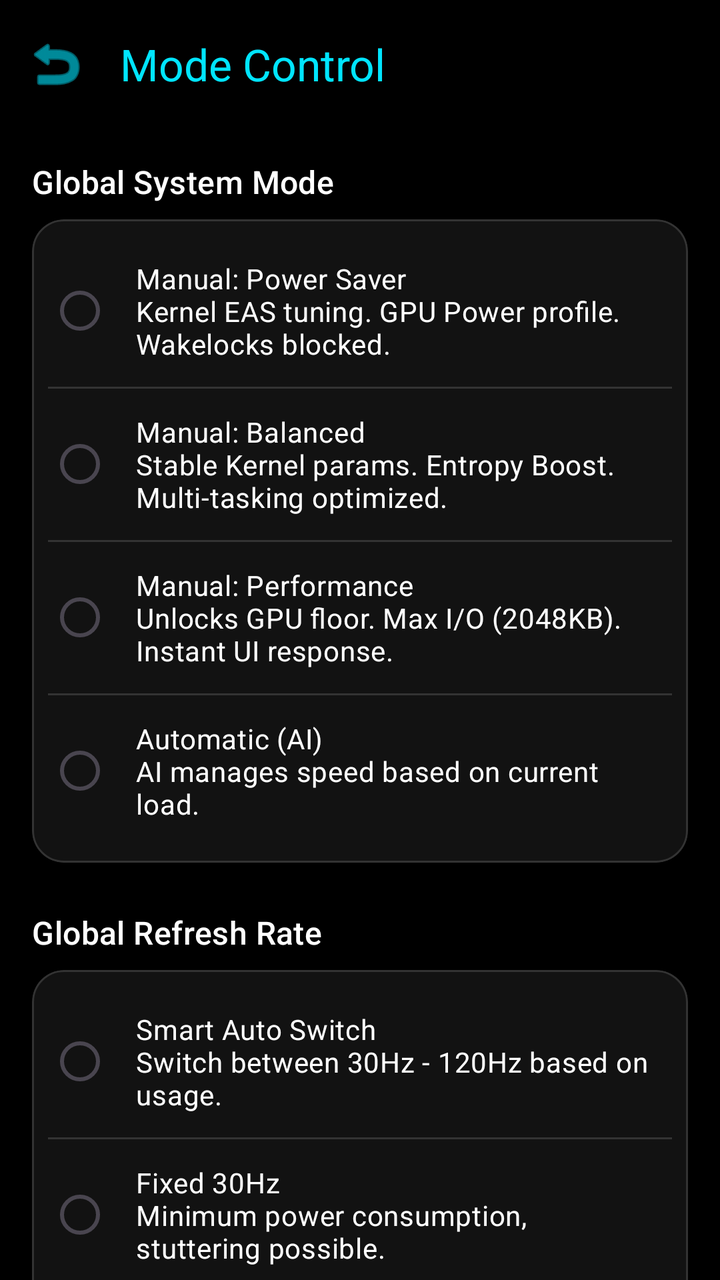
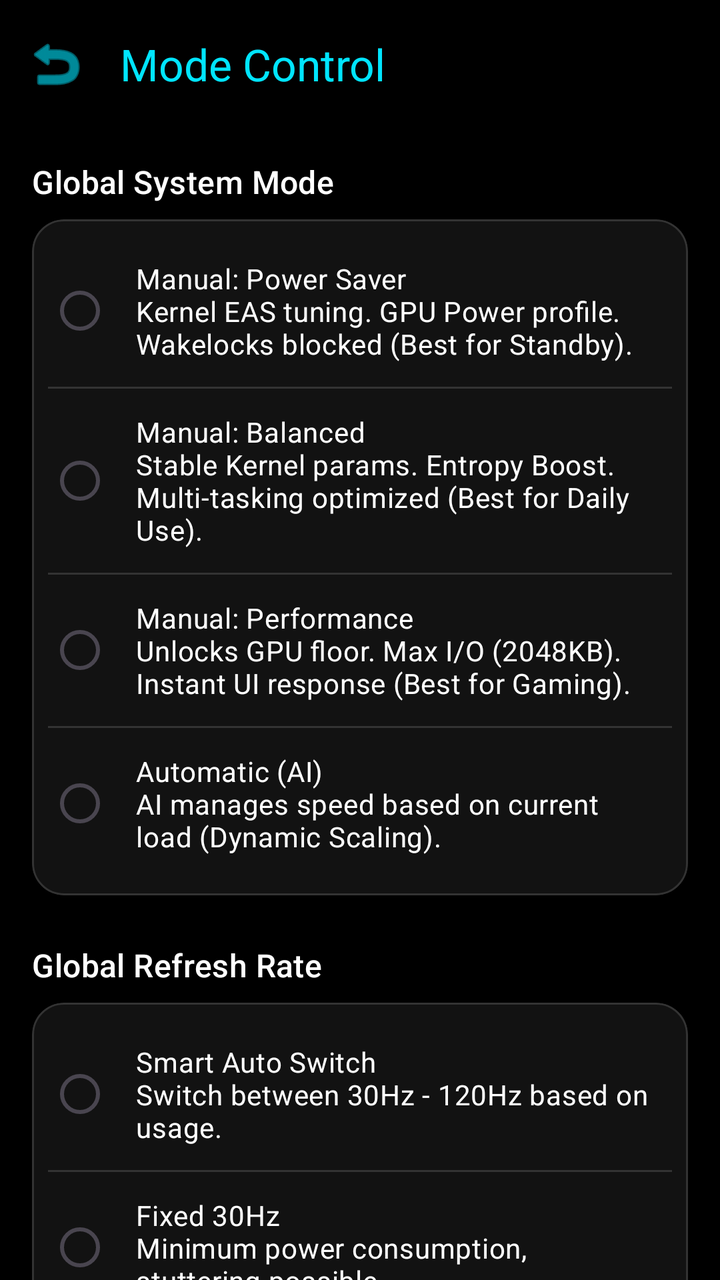

An Android layout rendered at two revisions. The XML below is the earlier revision; the diff shows what the commit changed to produce the second picture.
<!-- AndroidManifest.xml: activity theme Theme.PhoneControl -->
<!-- res/layout/activity_mode_control.xml -->
<?xml version="1.0" encoding="utf-8"?>
<LinearLayout xmlns:android="http://schemas.android.com/apk/res/android"
    xmlns:app="http://schemas.android.com/apk/res-auto"
    android:layout_width="match_parent"
    android:layout_height="match_parent"
    android:orientation="vertical"
    android:background="@android:color/black"
    android:fitsSystemWindows="true">

    <com.google.android.material.appbar.MaterialToolbar
        android:id="@+id/toolbarModeControl"
        android:layout_width="match_parent"
        android:layout_height="?attr/actionBarSize"
        app:title="Mode Control"
        app:titleTextColor="@color/color_mode"
        app:navigationIcon="@android:drawable/ic_menu_revert"
        app:navigationIconTint="@color/color_mode" />

    <androidx.core.widget.NestedScrollView
        android:layout_width="match_parent"
        android:layout_height="match_parent">

        <LinearLayout
            android:layout_width="match_parent"
            android:layout_height="wrap_content"
            android:orientation="vertical"
            android:padding="16dp">

            
            <TextView
                android:layout_width="wrap_content"
                android:layout_height="wrap_content"
                android:text="Global System Mode"
                android:textColor="@android:color/white"
                android:textAppearance="@style/TextAppearance.Material3.TitleMedium"
                android:layout_marginBottom="8dp" />

            <com.google.android.material.card.MaterialCardView
                android:layout_width="match_parent"
                android:layout_height="wrap_content"
                android:layout_marginBottom="24dp"
                app:cardCornerRadius="16dp"
                app:cardElevation="0dp"
                app:cardBackgroundColor="#121212"
                app:strokeWidth="1dp"
                app:strokeColor="#333333">

                <RadioGroup
                    android:id="@+id/rgModes"
                    android:layout_width="match_parent"
                    android:layout_height="wrap_content"
                    android:padding="8dp">

                    <RadioButton
                        android:id="@+id/rbPowerSaver"
                        android:layout_width="match_parent"
                        android:layout_height="wrap_content"
                        android:padding="12dp"
                        android:text="Manual: Power Saver\nKernel EAS tuning. GPU Power profile. Wakelocks blocked."
                        android:textColor="@android:color/white"
                        android:buttonTint="@color/color_mode"
                        android:textSize="14sp" />

                    <View android:layout_width="match_parent" android:layout_height="1dp" android:background="#333333" />

                    <RadioButton
                        android:id="@+id/rbBalance"
                        android:layout_width="match_parent"
                        android:layout_height="wrap_content"
                        android:padding="12dp"
                        android:text="Manual: Balanced\nStable Kernel params. Entropy Boost. Multi-tasking optimized."
                        android:textColor="@android:color/white"
                        android:buttonTint="@color/color_mode"
                        android:textSize="14sp" />

                    <View android:layout_width="match_parent" android:layout_height="1dp" android:background="#333333" />

                    <RadioButton
                        android:id="@+id/rbPerformance"
                        android:layout_width="match_parent"
                        android:layout_height="wrap_content"
                        android:padding="12dp"
                        android:text="Manual: Performance\nUnlocks GPU floor. Max I/O (2048KB). Instant UI response."
                        android:textColor="@android:color/white"
                        android:buttonTint="@color/color_mode"
                        android:textSize="14sp" />

                    <View android:layout_width="match_parent" android:layout_height="1dp" android:background="#333333" />

                    <RadioButton
                        android:id="@+id/rbAutomatic"
                        android:layout_width="match_parent"
                        android:layout_height="wrap_content"
                        android:padding="12dp"
                        android:text="Automatic (AI)\nAI manages speed based on current load."
                        android:textColor="@android:color/white"
                        android:buttonTint="@color/color_mode"
                        android:textSize="14sp" />

                    
                    <LinearLayout
                        android:id="@+id/layoutFocusSettings"
                        android:layout_width="match_parent"
                        android:layout_height="wrap_content"
                        android:orientation="vertical"
                        android:paddingStart="32dp"
                        android:paddingEnd="16dp"
                        android:paddingBottom="16dp"
                        android:visibility="gone">

                        <TextView
                            android:layout_width="wrap_content"
                            android:layout_height="wrap_content"
                            android:text="Automatic Focus Selection:"
                            android:textColor="#AAAAAA"
                            android:textSize="12sp"
                            android:layout_marginBottom="8dp" />

                        <RadioGroup
                            android:id="@+id/rgFocus"
                            android:layout_width="match_parent"
                            android:layout_height="wrap_content">

                            <RadioButton
                                android:id="@+id/rbFocusBattery"
                                android:layout_width="match_parent"
                                android:layout_height="wrap_content"
                                android:text="Battery Saver Focus\nPrioritize efficiency, boost only if needed."
                                android:textColor="@android:color/white"
                                android:buttonTint="@color/color_mode"
                                android:textSize="13sp" />

                            <RadioButton
                                android:id="@+id/rbFocusDaily"
                                android:layout_width="match_parent"
                                android:layout_height="wrap_content"
                                android:text="Daily Usage Focus\nSmart balance between speed and battery."
                                android:textColor="@android:color/white"
                                android:buttonTint="@color/color_mode"
                                android:textSize="13sp" />

                            <RadioButton
                                android:id="@+id/rbFocusMultitasking"
                                android:layout_width="match_parent"
                                android:layout_height="wrap_content"
                                android:text="Multitasking Focus\nDynamic performance for heavy multitasking."
                                android:textColor="@android:color/white"
                                android:buttonTint="@color/color_mode"
                                android:textSize="13sp" />
                        </RadioGroup>
                    </LinearLayout>
                </RadioGroup>
            </com.google.android.material.card.MaterialCardView>

            
            <TextView
                android:layout_width="wrap_content"
                android:layout_height="wrap_content"
                android:text="Global Refresh Rate"
                android:textColor="@android:color/white"
                android:textAppearance="@style/TextAppearance.Material3.TitleMedium"
                android:layout_marginBottom="8dp" />

            <com.google.android.material.card.MaterialCardView
                android:layout_width="match_parent"
                android:layout_height="wrap_content"
                android:layout_marginBottom="24dp"
                app:cardCornerRadius="16dp"
                app:cardElevation="0dp"
                app:cardBackgroundColor="#121212"
                app:strokeWidth="1dp"
                app:strokeColor="#333333">

                <RadioGroup
                    android:id="@+id/rgGlobalFps"
                    android:layout_width="match_parent"
                    android:layout_height="wrap_content"
                    android:padding="8dp">

                    <RadioButton
                        android:id="@+id/rbGlobalFpsAuto"
                        android:layout_width="match_parent"
                        android:layout_height="wrap_content"
                        android:padding="12dp"
                        android:text="Smart Auto Switch\nSwitch between 30Hz - 120Hz based on usage."
                        android:textColor="@android:color/white"
                        android:buttonTint="@color/color_mode"
                        android:textSize="14sp" />

                    <View android:layout_width="match_parent" android:layout_height="1dp" android:background="#333333" />

                    <RadioButton
                        android:id="@+id/rbGlobalFps30"
                        android:layout_width="match_parent"
                        android:layout_height="wrap_content"
                        android:padding="12dp"
                        android:text="Fixed 30Hz\nMinimum power consumption, stuttering possible."
                        android:textColor="@android:color/white"
                        android:buttonTint="@color/color_mode"
                        android:textSize="14sp" />

                    <View android:layout_width="match_parent" android:layout_height="1dp" android:background="#333333" />

                    <RadioButton
                        android:id="@+id/rbGlobalFps60"
                        android:layout_width="match_parent"
                        android:layout_height="wrap_content"
                        android:padding="12dp"
                        android:text="Fixed 60Hz\nStandard smoothness and balanced power."
                        android:textColor="@android:color/white"
                        android:buttonTint="@color/color_mode"
                        android:textSize="14sp" />

                    <View android:layout_width="match_parent" android:layout_height="1dp" android:background="#333333" />

                    <RadioButton
                        android:id="@+id/rbGlobalFps90"
                        android:layout_width="match_parent"
                        android:layout_height="wrap_content"
                        android:padding="12dp"
                        android:text="Fixed 90Hz\nSmooth experience with moderate power use."
                        android:textColor="@android:color/white"
                        android:buttonTint="@color/color_mode"
                        android:textSize="14sp" />

                    <View android:layout_width="match_parent" android:layout_height="1dp" android:background="#333333" />

                    <RadioButton
                        android:id="@+id/rbGlobalFps120"
                        android:layout_width="match_parent"
                        android:layout_height="wrap_content"
                        android:padding="12dp"
                        android:text="Fixed 120Hz\nMaximum smoothness, highest power use."
                        android:textColor="@android:color/white"
                        android:buttonTint="@color/color_mode"
                        android:textSize="14sp" />

                </RadioGroup>
            </com.google.android.material.card.MaterialCardView>

            <TextView
                android:layout_width="match_parent"
                android:layout_height="wrap_content"
                android:text="Global system mode affects the entire device unless an app-specific override is active."
                android:textColor="#666666"
                android:textSize="12sp"
                android:gravity="center" />

        </LinearLayout>
    </androidx.core.widget.NestedScrollView>
</LinearLayout>
<!-- resources referenced by this layout -->
<resources>
  <color name="color_mode">#00E5FF</color>
  <style name="Theme.PhoneControl" parent="Theme.Material3.DayNight.NoActionBar">
          
          <item name="colorPrimary">@color/purple_500</item>
          <item name="colorPrimaryVariant">@color/purple_700</item>
          <item name="colorOnPrimary">@color/white</item>
          
          <item name="colorSecondary">@color/teal_200</item>
          <item name="colorSecondaryVariant">@color/teal_700</item>
          <item name="colorOnSecondary">@color/black</item>
          
          <item name="android:statusBarColor">@android:color/black</item>
          <item name="android:windowLightStatusBar" tools:targetApi="m">false</item>
          
          
          
      </style>
  <color name="purple_500">#FF6200EE</color>
  <color name="purple_700">#FF3700B3</color>
  <color name="white">#FFFFFFFF</color>
  <color name="teal_200">#FF03DAC5</color>
  <color name="teal_700">#FF018786</color>
  <color name="black">#FF000000</color>
</resources>

<!-- the commit's change to res/layout/activity_mode_control.xml (unified diff, before → after) -->
@@ -56,7 +56,7 @@
                         android:layout_width="match_parent"
                         android:layout_height="wrap_content"
                         android:padding="12dp"
-                        android:text="Manual: Power Saver\nKernel EAS tuning. GPU Power profile. Wakelocks blocked."
+                        android:text="Manual: Power Saver\nKernel EAS tuning. GPU Power profile. Wakelocks blocked (Best for Standby)."
                         android:textColor="@android:color/white"
                         android:buttonTint="@color/color_mode"
                         android:textSize="14sp" />
@@ -68,7 +68,7 @@
                         android:layout_width="match_parent"
                         android:layout_height="wrap_content"
                         android:padding="12dp"
-                        android:text="Manual: Balanced\nStable Kernel params. Entropy Boost. Multi-tasking optimized."
+                        android:text="Manual: Balanced\nStable Kernel params. Entropy Boost. Multi-tasking optimized (Best for Daily Use)."
                         android:textColor="@android:color/white"
                         android:buttonTint="@color/color_mode"
                         android:textSize="14sp" />
@@ -80,7 +80,7 @@
                         android:layout_width="match_parent"
                         android:layout_height="wrap_content"
                         android:padding="12dp"
-                        android:text="Manual: Performance\nUnlocks GPU floor. Max I/O (2048KB). Instant UI response."
+                        android:text="Manual: Performance\nUnlocks GPU floor. Max I/O (2048KB). Instant UI response (Best for Gaming)."
                         android:textColor="@android:color/white"
                         android:buttonTint="@color/color_mode"
                         android:textSize="14sp" />
@@ -92,7 +92,7 @@
                         android:layout_width="match_parent"
                         android:layout_height="wrap_content"
                         android:padding="12dp"
-                        android:text="Automatic (AI)\nAI manages speed based on current load."
+                        android:text="Automatic (AI)\nAI manages speed based on current load (Dynamic Scaling)."
                         android:textColor="@android:color/white"
                         android:buttonTint="@color/color_mode"
                         android:textSize="14sp" />
